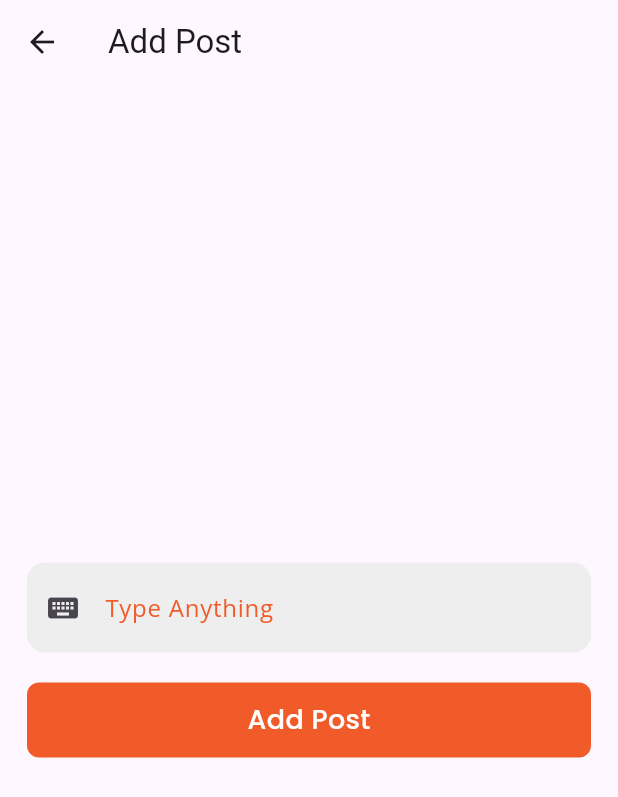
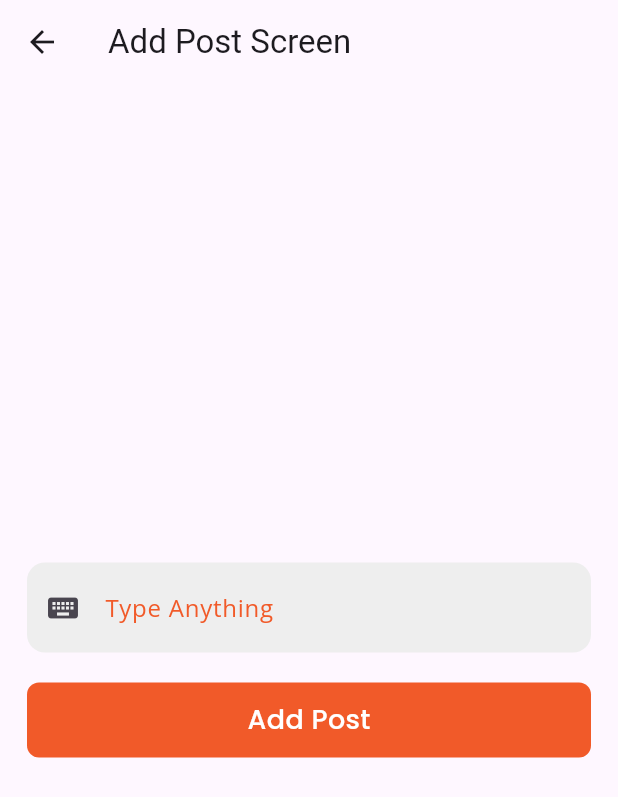
Before and after one commit to m6474n/food-connect, a Flutter app: the AddPost screen opened directly, on a phone screen of 412 x 824 dp. Shown: the top 797 px of the screen. Run offline on Flutter 3.47's test engine with Material 2 defaults, Android fonts, the light colour scheme and no system bars; our stand-ins replace cloud_firestore, firebase_auth, firebase_core, firebase_database, fluttertoast, google_fonts and 4 more; missing offline and left inert: dart:ffi; accounts and stored records are empty.

Commit message:
testing commit

```diff
--- a/lib/views/add_post.dart
+++ b/lib/views/add_post.dart
@@ -1,5 +1,3 @@
-
-
 import 'package:cloud_firestore/cloud_firestore.dart';
 import 'package:firebase_auth/firebase_auth.dart';
 import 'package:flutter/material.dart';
@@ -15,12 +13,10 @@ class AddPost extends StatefulWidget {
 }
 
 class _AddPostState extends State<AddPost> {
-
   final db = FirebaseFirestore.instance.collection('posts');
-final auth  = FirebaseAuth.instance;
+  final auth = FirebaseAuth.instance;
   final postController = TextEditingController();
   final postNode = FocusNode();
-
 
   @override
   void dispose() {
@@ -29,11 +25,12 @@ final auth  = FirebaseAuth.instance;
     postNode.dispose();
     super.dispose();
   }
+
   @override
   Widget build(BuildContext context) {
     return Scaffold(
       appBar: AppBar(
-        title: Text('Add Post'),
+        title: Text('Add Post Screen'),
       ),
       body: Padding(
         padding: const EdgeInsets.all(18.0),
@@ -47,22 +44,26 @@ final auth  = FirebaseAuth.instance;
                 validator: (value) {},
                 focusNode: postNode,
                 icon: Icons.keyboard,
-                label: 'Type Anything')
-          ,SizedBox(height: 20,),RoundedButton(label: 'Add Post', bgColor: mainColor, onPress: (){
-
+                label: 'Type Anything'),
+            SizedBox(
+              height: 20,
+            ),
+            RoundedButton(
+                label: 'Add Post',
+                bgColor: mainColor,
+                onPress: () {
                   db.doc(DateTime.now().millisecondsSinceEpoch.toString()).set({
                     'id': DateTime.now().millisecondsSinceEpoch.toString(),
                     'message': postController.text
-
-            }).then((value){
+                  }).then((value) {
                     print('Post Added Successfully!');
                     postController.clear();
                   }).onError((error, stackTrace) {
                     print('Something went wrong!');
                   });
-
-
-            }, labelColor: Colors.white, loading: false)
+                },
+                labelColor: Colors.white,
+                loading: false)
           ],
         ),
       ),
```
Lines whose indentation alone changed are shown as unchanged.
